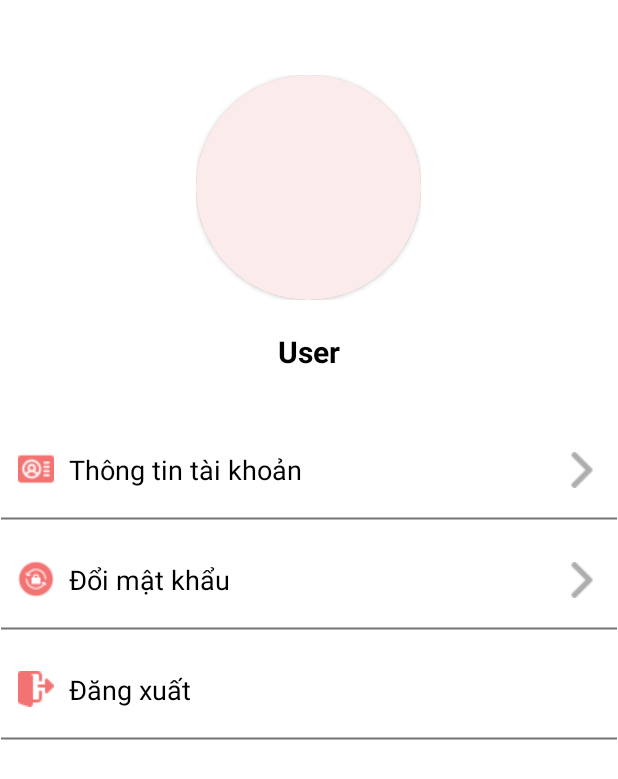
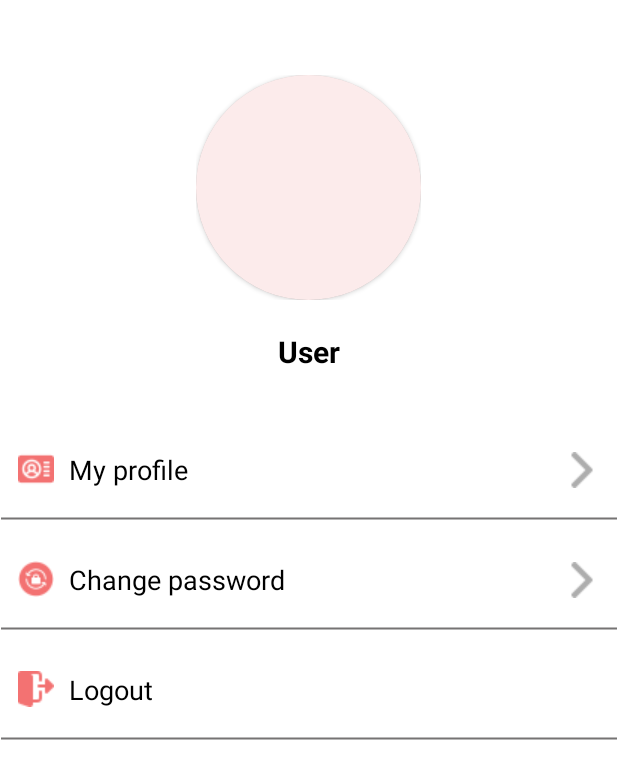
Before and after one commit to xbac2k4/Cinema-PMA101-Agile, an Android app: the layout fragment_profile.xml on its own in the app's theme, with its tools: preview values and no code run, on a phone screen of 412 x 824 dp. Shown: the top 779 px of the screen. Run offline under Robolectric (Android 15) with nearby library versions, the phone set to English and light mode, and no system bars.

Commit message:
minh_update_user

```diff
--- a/app/src/main/java/com/example/cinemamobilefe/view/activity/LoginActivity.java
+++ b/app/src/main/java/com/example/cinemamobilefe/view/activity/LoginActivity.java
@@ -86,13 +86,13 @@ public class LoginActivity extends AppCompatActivity {
                 }
             });
         } else {
-            Toast.makeText(this, "Vui lòng nhập đầy đủ thông tin đăng nhập", Toast.LENGTH_SHORT).show();
+            Toast.makeText(this, "Please enter complete login information", Toast.LENGTH_SHORT).show();
             loadingDialog.cancel();
         }
     }
 
     private void handleLoginSuccess(UserModel userModel) {
-        Log.d("LoginActivity", "Đăng nhập thành công");
+        Log.d("LoginActivity", "Logged in successfully");
         Intent intent = new Intent(LoginActivity.this, MainActivity.class);
         intent.putExtra("auth", "hhh");
 
--- a/app/src/main/java/com/example/cinemamobilefe/view/activity/RegisterActivity.java
+++ b/app/src/main/java/com/example/cinemamobilefe/view/activity/RegisterActivity.java
@@ -55,17 +55,17 @@ public class RegisterActivity extends AppCompatActivity {
             if (password.equals(cfpassword)){
 
                 if (password.length() < 8) {
-                    Toast.makeText(this, "Mật khẩu phải ít nhất 8 ký tự", Toast.LENGTH_SHORT).show();
+                    Toast.makeText(this, "Password must be at least 8 characters", Toast.LENGTH_SHORT).show();
                     return;
                 }
                 // Kiểm tra định dạng email
                 if (!email.matches("[a-zA-Z0-9._%+-]+@[a-zA-Z0-9.-]+\\.[a-zA-Z]{2,}")) {
-                    Toast.makeText(this, "Email không hợp lệ", Toast.LENGTH_SHORT).show();
+                    Toast.makeText(this, "Invalid email", Toast.LENGTH_SHORT).show();
                     return;
                 }
                 // Kiểm tra định dạng số điện thoại
                 if (!phone.matches("^(\\+|0)[0-9]{9,11}$")) {
-                    Toast.makeText(this, "Số điện thoại không hợp lệ", Toast.LENGTH_SHORT).show();
+                    Toast.makeText(this, "Invalid phone number", Toast.LENGTH_SHORT).show();
                     return;
                 }
 
--- a/app/src/main/res/layout/dialog_details_profile.xml
+++ b/app/src/main/res/layout/dialog_details_profile.xml
@@ -152,19 +152,18 @@
                         android:textStyle="bold"
                         android:gravity="center"
                         android:padding="5dp"/>
-                    <EditText
+                    <TextView
                         android:id="@+id/edt_phone"
                         android:layout_width="match_parent"
                         android:layout_height="wrap_content"
                         android:text="Phone"
                         android:textColor="@color/black"
-                        android:drawableRight="@drawable/ic_edit"
-                        android:drawablePadding="5dp"
                         android:layout_alignParentEnd="true"
                         android:layout_centerVertical="true"
                         android:background="@null"
                         android:gravity="right"
                         android:textSize="16sp"
+                        android:paddingRight="15dp"
                         />
                 </LinearLayout>
             </RelativeLayout>
--- a/app/src/main/res/layout/fragment_profile.xml
+++ b/app/src/main/res/layout/fragment_profile.xml
@@ -62,7 +62,7 @@
                     android:layout_height="wrap_content"
                     android:drawableLeft="@drawable/ic_profile"
                     android:drawablePadding="10dp"
-                    android:text="Thông tin tài khoản"
+                    android:text="My profile"
                     android:layout_alignParentStart="true"
                     android:textColor="@color/black"
                     android:textSize="18sp"
@@ -96,7 +96,7 @@
                     android:layout_height="wrap_content"
                     android:drawableLeft="@drawable/ic_change_pw"
                     android:drawablePadding="10dp"
-                    android:text="Đổi mật khẩu"
+                    android:text="Change password"
                     android:layout_alignParentStart="true"
                     android:textColor="@color/black"
                     android:textSize="18sp"
@@ -130,7 +130,7 @@
                     android:layout_height="wrap_content"
                     android:drawableLeft="@drawable/ic_logout"
                     android:drawablePadding="10dp"
-                    android:text="Đăng xuất"
+                    android:text="Logout"
                     android:layout_alignParentStart="true"
                     android:textColor="@color/black"
                     android:textSize="18sp"
```
Also changed, not shown: app/src/main/java/com/example/cinemamobilefe/view/fragment/FragmentProfile.java (+3 -7 lines).
